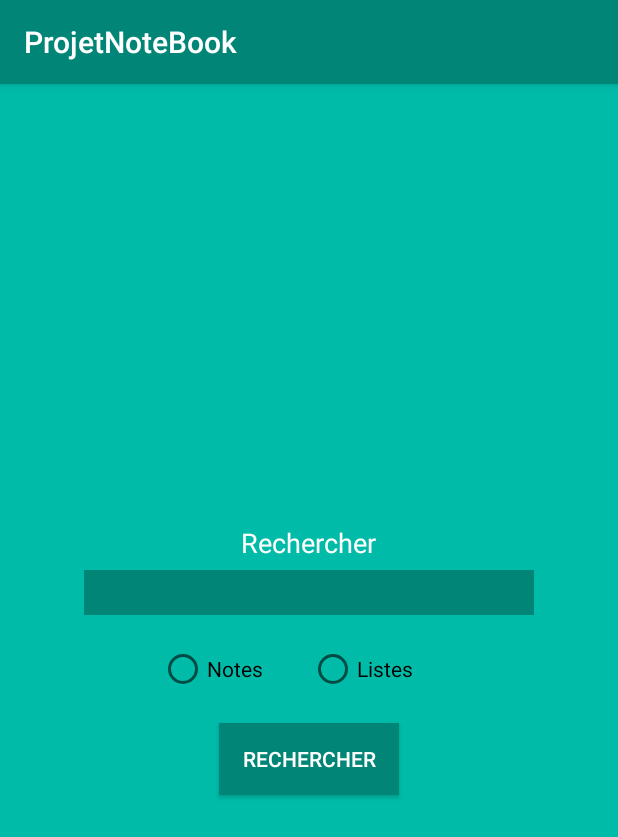
After one commit to AbdelilahJbr/NotesAndroid, an Android app: the SearchActivity screen opened directly, with no data from a screen before it, on a phone screen of 412 x 824 dp. The commit adds this screen. Shown: the top 837 px of the screen. Run offline under Robolectric (Android 15) with nearby library versions, the phone set to English and light mode, and no system bars.

Commit message:
Add search and fix some bugs

```diff
--- a/app/src/main/AndroidManifest.xml
+++ b/app/src/main/AndroidManifest.xml
@@ -26,6 +26,8 @@
         <activity android:name=".AddListeActivity" />
         <activity android:name=".editListeActivity" />
         <activity android:name=".TrashsActivity" />
+        <activity android:name=".SearchActivity" />
+        <activity android:name=".ResultActivity"></activity>
     </application>
 
 </manifest>
--- a/app/src/main/java/com/jabrinet/projetnotebook/Liste.java
+++ b/app/src/main/java/com/jabrinet/projetnotebook/Liste.java
@@ -4,7 +4,7 @@ import android.arch.persistence.room.Entity;
 import android.arch.persistence.room.PrimaryKey;
 
 @Entity
-public class Liste {
+public class Liste extends NoteListe {
     @PrimaryKey(autoGenerate = true)
     int id;
     public String title;
--- a/app/src/main/java/com/jabrinet/projetnotebook/ListeDAO.java
+++ b/app/src/main/java/com/jabrinet/projetnotebook/ListeDAO.java
@@ -30,6 +30,6 @@ public interface ListeDAO {
     @Query("UPDATE Liste SET title = :title, item1 = :item1, item2 = :item2, item3 = :item3, item4 = :item4, item4 = :item5 WHERE id = :id")
     void modifyListe(int id, String title, String item1, String item2, String item3, String item4,String item5);
 
-    @Query("SELECT * FROM Liste WHERE title LIKE :key")
+    @Query("SELECT * FROM Liste WHERE isDeleted = 0 AND title LIKE :key OR item1 LIKE :key OR item2 LIKE :key OR item3 LIKE :key OR item4 LIKE :key OR item5 LIKE :key")
     List<Liste> searchedListes(String key);
 }
--- a/app/src/main/java/com/jabrinet/projetnotebook/MenuActivity.java
+++ b/app/src/main/java/com/jabrinet/projetnotebook/MenuActivity.java
@@ -14,7 +14,7 @@ public class MenuActivity extends AppCompatActivity {
         Button notebutton = findViewById(R.id.noteButton);
         Button listbutton = findViewById(R.id.listButton);
         Button corbeillebutton = findViewById(R.id.corbeilleButton);
-        /*Button searchbutton = findViewById(R.id.searchButton);*/
+        Button searchbutton = findViewById(R.id.searchButton);
 
         notebutton.setOnClickListener(v -> {
             startActivity(new Intent(this,NotesActivity.class));
@@ -28,8 +28,8 @@ public class MenuActivity extends AppCompatActivity {
             startActivity(new Intent(this,TrashsActivity.class));
         });
 
-        /*searchbutton.setOnClickListener(v -> {
+        searchbutton.setOnClickListener(v -> {
             startActivity(new Intent(this,SearchActivity.class));
-        });*/
+        });
     }
 }
--- a/app/src/main/java/com/jabrinet/projetnotebook/Note.java
+++ b/app/src/main/java/com/jabrinet/projetnotebook/Note.java
@@ -4,7 +4,7 @@ import android.arch.persistence.room.Entity;
 import android.arch.persistence.room.PrimaryKey;
 
 @Entity
-public class Note {
+public class Note extends NoteListe{
     @PrimaryKey(autoGenerate = true)
     public int id;
     public String titre;
--- a/app/src/main/java/com/jabrinet/projetnotebook/NoteDAO.java
+++ b/app/src/main/java/com/jabrinet/projetnotebook/NoteDAO.java
@@ -30,7 +30,7 @@ public interface NoteDAO {
     @Query("UPDATE Note SET titre = :title, content = :content WHERE id = :id")
     void modifyNote(int id, String title, String content);
 
-    @Query("SELECT * FROM Note WHERE content LIKE :key OR titre LIKE :key")
+    @Query("SELECT * FROM Note WHERE content LIKE :key OR titre LIKE :key AND isDeleted = 0")
     List<Note> searchedNotes(String key);
 
 }
--- /dev/null
+++ b/app/src/main/java/com/jabrinet/projetnotebook/NoteListe.java
@@ -0,0 +1,4 @@
+package com.jabrinet.projetnotebook;
+
+public abstract class NoteListe {
+}
--- /dev/null
+++ b/app/src/main/java/com/jabrinet/projetnotebook/SearchActivity.java
@@ -0,0 +1,50 @@
+package com.jabrinet.projetnotebook;
+
+import android.content.Intent;
+import android.support.v7.app.AppCompatActivity;
+import android.os.Bundle;
+import android.widget.Button;
+import android.widget.EditText;
+import android.widget.RadioButton;
+import android.widget.Toast;
+
+import java.util.List;
+
+public class SearchActivity extends AppCompatActivity {
+
+    @Override
+    protected void onCreate(Bundle savedInstanceState) {
+        super.onCreate(savedInstanceState);
+        setContentView(R.layout.activity_search);
+
+        Button searshbutton = findViewById(R.id.searchButton);
+        RadioButton notes = findViewById(R.id.notes);
+        RadioButton listes = findViewById(R.id.listes);
+
+
+        searshbutton.setOnClickListener(v -> {
+            EditText editKey = findViewById(R.id.key);
+            String key = editKey.getText().toString();
+            if (key.equals("")){
+                Toast.makeText(this, "Veuillez écrire la phrase a chercher!", Toast.LENGTH_SHORT).show();
+            }
+            else {
+                String likeKey = "%"+key+"%";
+                Intent intent = new Intent(v.getContext(), ResultActivity.class);
+                intent.putExtra("key",likeKey);
+                if (notes.isChecked()){
+                    intent.putExtra("where","notes");
+                    v.getContext().startActivity(intent);
+                }
+                else if (listes.isChecked()){
+                    intent.putExtra("where","listes");
+                    v.getContext().startActivity(intent);
+                }
+                else {
+                    Toast.makeText(this, "Erreur!", Toast.LENGTH_SHORT).show();
+                }
+
+            }
+        });
+    }
+}
--- /dev/null
+++ b/app/src/main/res/layout/activity_search.xml
@@ -0,0 +1,55 @@
+<?xml version="1.0" encoding="utf-8"?>
+<LinearLayout xmlns:android="http://schemas.android.com/apk/res/android"
+    xmlns:app="http://schemas.android.com/apk/res-auto"
+    xmlns:tools="http://schemas.android.com/tools"
+    android:layout_width="match_parent"
+    android:layout_height="match_parent"
+    tools:context=".SearchActivity"
+    android:background="#00BBA8"
+    android:orientation="vertical"
+    android:gravity="center">
+
+    <TextView
+        android:layout_width="wrap_content"
+        android:layout_height="wrap_content"
+        android:text="Rechercher"
+        android:textSize="18dp"
+        app:layout_constraintBottom_toBottomOf="parent"
+        app:layout_constraintLeft_toLeftOf="parent"
+        app:layout_constraintRight_toRightOf="parent"
+        app:layout_constraintTop_toTopOf="parent"
+        android:textColor="#FFFFFF"/>
+    <EditText
+        android:id="@+id/key"
+        android:layout_marginBottom="20dp"
+        android:layout_width="300dp"
+        android:layout_height="30dp"
+        android:layout_marginTop="6dp"
+        android:background="#008577"
+        android:textColor="#FFFFFF"/>
+
+    <RadioGroup xmlns:android="http://schemas.android.com/apk/res/android"
+        android:layout_width="match_parent"
+        android:layout_height="wrap_content"
+        android:orientation="horizontal"
+        android:gravity="center">
+        <RadioButton android:id="@+id/notes"
+            android:layout_width="100dp"
+            android:layout_height="wrap_content"
+            android:text="Notes"/>
+        <RadioButton android:id="@+id/listes"
+            android:layout_width="100dp"
+            android:layout_height="wrap_content"
+            android:text="Listes"/>
+    </RadioGroup>
+
+    <Button
+        android:id="@+id/searchButton"
+        android:layout_width="120dp"
+        android:layout_height="wrap_content"
+        android:text="Rechercher"
+        android:background="#008577"
+        android:layout_marginTop="20dp"
+        android:textColor="#FFFFFF"/>
+
+</LinearLayout>
```
Also changed, not shown: app/src/main/java/com/jabrinet/projetnotebook/ResultActivity.java (added, +44 -0 lines), app/src/main/res/layout/activity_result.xml (added, +16 -0 lines), app/src/main/res/layout/result_list_row.xml (added, +22 -0 lines).
